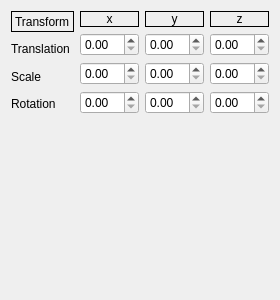
Above: dia2/inspector.ui from albertllopart/QT-Projects before the change. Below: the same form after it.
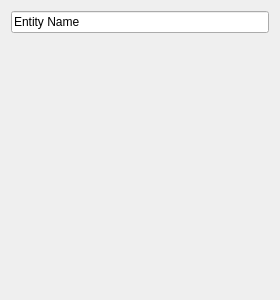
That is the form after the change.

What changed in the file:
```diff
--- a/dia2/inspector.ui
+++ b/dia2/inspector.ui
@@ -15,130 +15,11 @@
   </property>
   <layout class="QVBoxLayout" name="verticalLayout_5">
    <item>
-    <layout class="QHBoxLayout" name="horizontalLayout">
-     <item>
-      <layout class="QVBoxLayout" name="verticalLayout">
-       <item>
-        <widget class="QLabel" name="label_transform">
-         <property name="frameShape">
-          <enum>QFrame::Panel</enum>
-         </property>
-         <property name="frameShadow">
-          <enum>QFrame::Plain</enum>
-         </property>
-         <property name="lineWidth">
-          <number>1</number>
-         </property>
-         <property name="text">
-          <string>Transform</string>
-         </property>
-         <property name="textFormat">
-          <enum>Qt::AutoText</enum>
-         </property>
-        </widget>
-       </item>
-       <item>
-        <widget class="QLabel" name="label_transform_translation">
-         <property name="text">
-          <string>Translation</string>
-         </property>
-        </widget>
-       </item>
-       <item>
-        <widget class="QLabel" name="label_transform_scale">
-         <property name="text">
-          <string>Scale</string>
-         </property>
-        </widget>
-       </item>
-       <item>
-        <widget class="QLabel" name="label_transform_rotation">
-         <property name="text">
-          <string>Rotation</string>
-         </property>
-        </widget>
-       </item>
-      </layout>
-     </item>
-     <item>
-      <layout class="QVBoxLayout" name="verticalLayout_2">
-       <item>
-        <widget class="QLabel" name="label_transform_x">
-         <property name="frameShape">
-          <enum>QFrame::Panel</enum>
-         </property>
-         <property name="text">
-          <string>x</string>
-         </property>
-         <property name="alignment">
-          <set>Qt::AlignCenter</set>
-         </property>
-        </widget>
-       </item>
-       <item>
-        <widget class="QDoubleSpinBox" name="doubleSpinBox_transform_translation_x"/>
-       </item>
-       <item>
-        <widget class="QDoubleSpinBox" name="doubleSpinBox_transform_scale_x"/>
-       </item>
-       <item>
-        <widget class="QDoubleSpinBox" name="doubleSpinBox_transform_rotation_x"/>
-       </item>
-      </layout>
-     </item>
-     <item>
-      <layout class="QVBoxLayout" name="verticalLayout_3">
-       <item>
-        <widget class="QLabel" name="label_transform_y">
-         <property name="frameShape">
-          <enum>QFrame::Panel</enum>
-         </property>
-         <property name="text">
-          <string>y</string>
-         </property>
-         <property name="alignment">
-          <set>Qt::AlignCenter</set>
-         </property>
-        </widget>
-       </item>
-       <item>
-        <widget class="QDoubleSpinBox" name="doubleSpinBox_transform_translation_y"/>
-       </item>
-       <item>
-        <widget class="QDoubleSpinBox" name="doubleSpinBox_transform_scale_y"/>
-       </item>
-       <item>
-        <widget class="QDoubleSpinBox" name="doubleSpinBox_transform_rotation_y"/>
-       </item>
-      </layout>
-     </item>
-     <item>
-      <layout class="QVBoxLayout" name="verticalLayout_4">
-       <item>
-        <widget class="QLabel" name="label_transform_z">
-         <property name="frameShape">
-          <enum>QFrame::Panel</enum>
-         </property>
-         <property name="text">
-          <string>z</string>
-         </property>
-         <property name="alignment">
-          <set>Qt::AlignCenter</set>
-         </property>
-        </widget>
-       </item>
-       <item>
-        <widget class="QDoubleSpinBox" name="doubleSpinBox_transform_translation_z"/>
-       </item>
-       <item>
-        <widget class="QDoubleSpinBox" name="doubleSpinBox_transform_scale_z"/>
-       </item>
-       <item>
-        <widget class="QDoubleSpinBox" name="doubleSpinBox_transform_rotation_z"/>
-       </item>
-      </layout>
-     </item>
-    </layout>
+    <widget class="QLineEdit" name="entity_name">
+     <property name="text">
+      <string>Entity Name</string>
+     </property>
+    </widget>
    </item>
    <item>
     <spacer name="verticalSpacer">
@@ -148,7 +29,7 @@
      <property name="sizeHint" stdset="0">
       <size>
        <width>20</width>
-       <height>174</height>
+       <height>40</height>
       </size>
      </property>
     </spacer>
```
